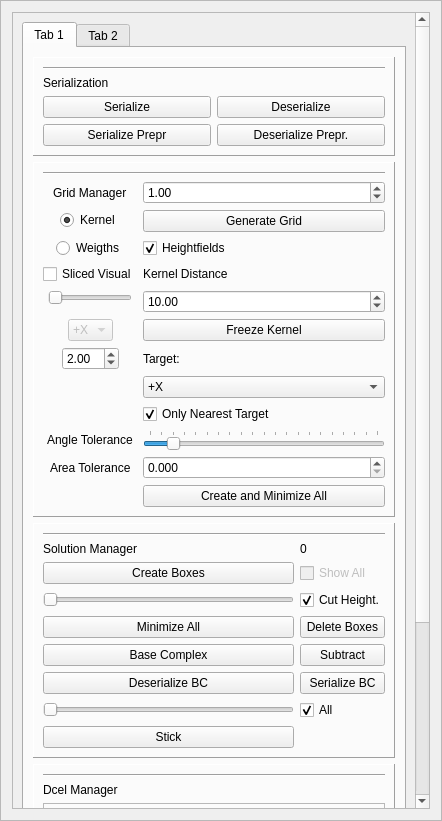
First picture: the form in GUI/managers/enginemanager.ui, repository alemuntoni/HeightFieldDecomposition, before the edit.
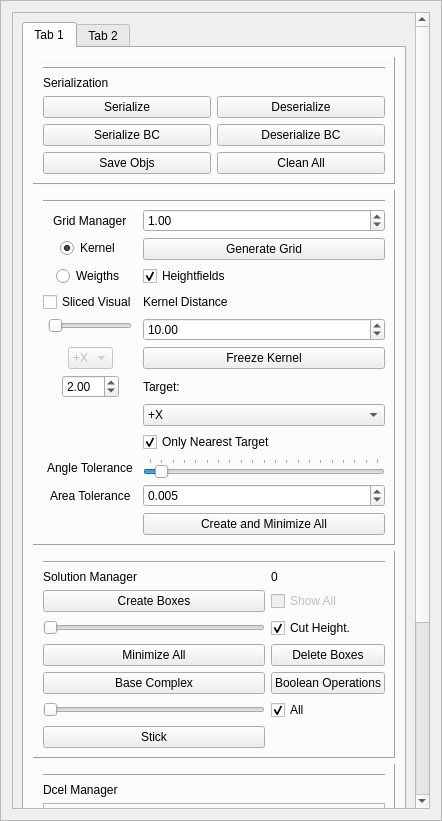
Second picture: the form after the edit.

Patch:
```diff
--- a/GUI/managers/enginemanager.ui
+++ b/GUI/managers/enginemanager.ui
@@ -121,17 +121,31 @@
                 </property>
                </widget>
               </item>
-              <item row="3" column="1">
-               <widget class="QPushButton" name="deserializePreprocessingPushButton">
+              <item row="4" column="1">
+               <widget class="QPushButton" name="deserializeBCPushButton">
                 <property name="text">
-                 <string>Deserialize Prepr.</string>
+                 <string>Deserialize BC</string>
                 </property>
                </widget>
               </item>
-              <item row="3" column="0">
-               <widget class="QPushButton" name="serializePreprocessingPushButton">
+              <item row="4" column="0">
+               <widget class="QPushButton" name="serializeBCPushButton">
                 <property name="text">
-                 <string>Serialize Prepr</string>
+                 <string>Serialize BC</string>
+                </property>
+               </widget>
+              </item>
+              <item row="5" column="0">
+               <widget class="QPushButton" name="saveObjsButton">
+                <property name="text">
+                 <string>Save Objs</string>
+                </property>
+               </widget>
+              </item>
+              <item row="5" column="1">
+               <widget class="QPushButton" name="cleanAllPushButton">
+                <property name="text">
+                 <string>Clean All</string>
                 </property>
                </widget>
               </item>
@@ -377,6 +391,9 @@
                 <property name="singleStep">
                  <double>0.005000000000000</double>
                 </property>
+                <property name="value">
+                 <double>0.005000000000000</double>
+                </property>
                </widget>
               </item>
               <item row="13" column="1">
@@ -395,10 +412,10 @@
                  <number>5</number>
                 </property>
                 <property name="value">
-                 <number>10</number>
+                 <number>5</number>
                 </property>
                 <property name="sliderPosition">
-                 <number>10</number>
+                 <number>5</number>
                 </property>
                 <property name="orientation">
                  <enum>Qt::Horizontal</enum>
@@ -452,7 +469,7 @@
               <item row="6" column="1">
                <widget class="QPushButton" name="subtractPushButton">
                 <property name="text">
-                 <string>Subtract</string>
+                 <string>Boolean Operations</string>
                 </property>
                </widget>
               </item>
@@ -480,13 +497,6 @@
                 </property>
                </widget>
               </item>
-              <item row="7" column="0">
-               <widget class="QPushButton" name="deserializeBCPushButton">
-                <property name="text">
-                 <string>Deserialize BC</string>
-                </property>
-               </widget>
-              </item>
               <item row="6" column="0">
                <widget class="QPushButton" name="baseComplexPushButton">
                 <property name="text">
@@ -542,13 +552,6 @@
                 </property>
                </widget>
               </item>
-              <item row="7" column="1">
-               <widget class="QPushButton" name="serializeBCPushButton">
-                <property name="text">
-                 <string>Serialize BC</string>
-                </property>
-               </widget>
-              </item>
               <item row="9" column="0">
                <widget class="QPushButton" name="stickPushButton">
                 <property name="text">
```
